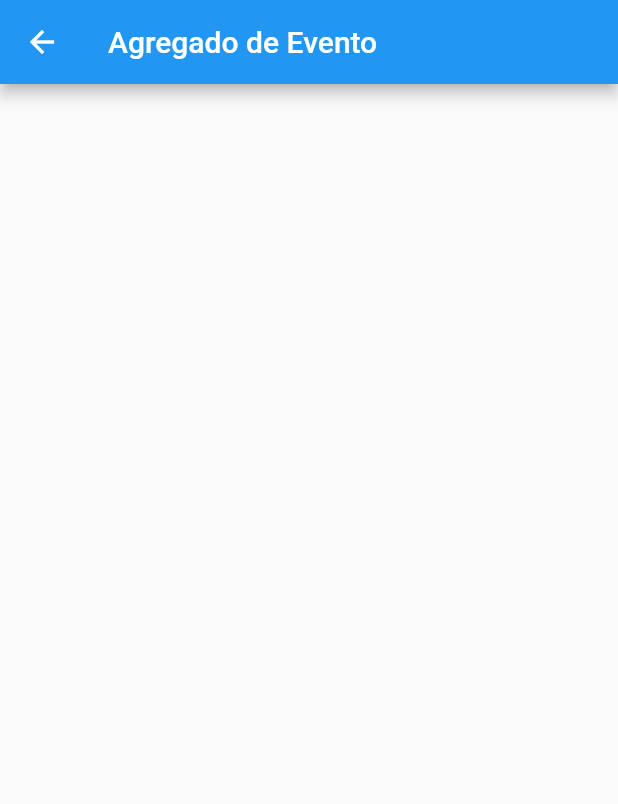
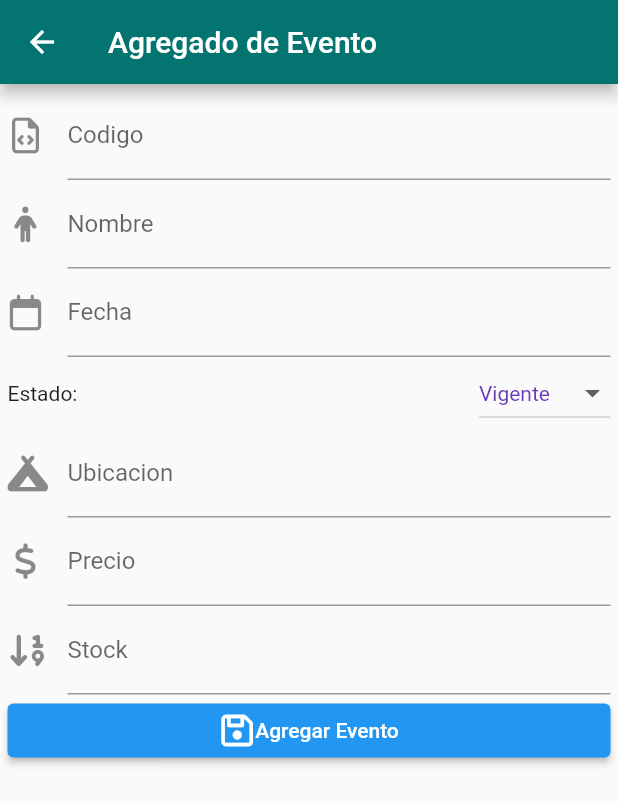
Before and after one commit to Bazokhala/c3_dam, a Flutter app: the AgregarEventosPage screen opened directly, on a phone screen of 412 x 824 dp. Shown: the top 804 px of the screen. Run offline on Flutter 3.47's test engine with Material 2 defaults, Android fonts, the phone set to English and light mode, and no system bars; our stand-ins replace cloud_firestore, firebase_auth, firebase_core, font_awesome_flutter, google_sign_in; missing offline and left inert: dart:ffi; accounts and stored records are empty; network calls fail.

Commit message:
Agregado de Eventos
ta cojo

```diff
--- a/cliente_eventos/lib/main.dart
+++ b/cliente_eventos/lib/main.dart
@@ -3,10 +3,12 @@ import 'package:cliente_eventos/pages/home_page.dart';
 import 'package:cliente_eventos/pages/login_page.dart';
 import 'package:firebase_core/firebase_core.dart';
 import 'package:flutter/material.dart';
+import 'package:intl/date_symbol_data_local.dart';
 
 void main() async {
   WidgetsFlutterBinding.ensureInitialized();
   await Firebase.initializeApp();
+  initializeDateFormatting('cl_CL', null);
   runApp(const MyApp());
 }
 
--- a/cliente_eventos/lib/pages/agregar_eventos_page.dart
+++ b/cliente_eventos/lib/pages/agregar_eventos_page.dart
@@ -1,15 +1,194 @@
+import 'package:cliente_eventos/providers/eventos_provider.dart';
 import 'package:flutter/material.dart';
 import 'package:flutter/src/widgets/container.dart';
 import 'package:flutter/src/widgets/framework.dart';
+import 'package:font_awesome_flutter/font_awesome_flutter.dart';
+import 'package:intl/intl.dart';
 
-class AgregarEventosPage extends StatelessWidget {
+List<String> estado = <String>['Vigente', 'Finalizado'];
+
+class AgregarEventosPage extends StatefulWidget {
   const AgregarEventosPage({super.key});
+
+  @override
+  State<AgregarEventosPage> createState() => _AgregarEventosPageState();
+}
+
+class _AgregarEventosPageState extends State<AgregarEventosPage> {
+  final formKey = GlobalKey<FormState>();
+
+  TextEditingController codigoCtrl = TextEditingController();
+  TextEditingController nombreCtrl = TextEditingController();
+  TextEditingController fechaCtrl = TextEditingController();
+  TextEditingController lugarCtrl = TextEditingController();
+  TextEditingController estadoCtrl = TextEditingController();
+  TextEditingController precioCtrl = TextEditingController();
+  TextEditingController stockCtrl = TextEditingController();
+
+  String dropdownValue = estado.first;
 
   @override
   Widget build(BuildContext context) {
     return Scaffold(
       appBar: AppBar(
         title: Text('Agregado de Evento'),
+        backgroundColor: Color(0xFF037470),
+      ),
+      body: Padding(
+        padding: EdgeInsets.all(5.0),
+        child: Form(
+          key: formKey,
+          child: Column(
+            children: [
+              campoCodigo(),
+              campoNombre(),
+              campoFecha(),
+              Row(
+                children: [
+                  Text('Estado:'),
+                  Spacer(),
+                  DropdownButton<String>(
+                    value: dropdownValue,
+                    style: TextStyle(color: Colors.deepPurple),
+                    items: estado.map<DropdownMenuItem<String>>(
+                      (String value) {
+                        return DropdownMenuItem<String>(
+                          value: value,
+                          child: Text(value),
+                        );
+                      },
+                    ).toList(),
+                    onChanged: ((String? value) {
+                      setState(() {
+                        dropdownValue = value!;
+                      });
+                      //estadoCtrl = value as TextEditingController;
+                    }),
+                  )
+                ],
+              ),
+              campoLugar(),
+              campoPrecio(),
+              campoStock(),
+              botonAgregar()
+            ],
+          ),
+        ),
+      ),
+    );
+  }
+
+  TextFormField campoCodigo() {
+    return TextFormField(
+      controller: codigoCtrl,
+      decoration: InputDecoration(
+        icon: Icon(FontAwesomeIcons.fileCode),
+        labelText: 'Codigo',
+        hintText: 'Ingrese Codigo',
+      ),
+    );
+  }
+
+  TextFormField campoNombre() {
+    return TextFormField(
+      controller: nombreCtrl,
+      decoration: InputDecoration(
+        icon: Icon(FontAwesomeIcons.person),
+        labelText: 'Nombre',
+        hintText: 'Ingrese Nombre',
+      ),
+    );
+  }
+
+  TextField campoFecha() {
+    return TextField(
+      controller: fechaCtrl,
+      decoration: InputDecoration(
+        icon: Icon(FontAwesomeIcons.calendar),
+        labelText: 'Fecha',
+        hintText: 'Ingrese la Fecha',
+      ),
+      readOnly: true,
+      keyboardType: TextInputType.number,
+      onTap: () async {
+        DateTime? pickedDate = await showDatePicker(
+          context: context,
+          initialDate: DateTime.now(),
+          firstDate: DateTime(2000),
+          lastDate: DateTime(2101),
+        );
+        if (pickedDate != null) {
+          setState(() {
+            String fechaFormateada =
+                DateFormat("dd-MM-yyyy").format(pickedDate);
+            fechaCtrl.text = fechaFormateada.toString();
+          });
+        } else {
+          print('Fecha no Seleccionada');
+        }
+      },
+    );
+  }
+
+  TextFormField campoLugar() {
+    return TextFormField(
+      controller: lugarCtrl,
+      decoration: InputDecoration(
+        icon: Icon(FontAwesomeIcons.campground),
+        labelText: 'Ubicacion',
+        hintText: 'Ubicacion del Evento',
+      ),
+    );
+  }
+
+  TextFormField campoPrecio() {
+    return TextFormField(
+      controller: precioCtrl,
+      decoration: InputDecoration(
+        icon: Icon(FontAwesomeIcons.dollarSign),
+        labelText: 'Precio',
+        hintText: 'Precio entrada',
+      ),
+      keyboardType: TextInputType.number,
+    );
+  }
+
+  TextFormField campoStock() {
+    return TextFormField(
+      controller: stockCtrl,
+      decoration: InputDecoration(
+        icon: Icon(FontAwesomeIcons.sortNumericAsc),
+        labelText: 'Stock',
+        hintText: 'Cantidad de entradas',
+      ),
+      keyboardType: TextInputType.number,
+    );
+  }
+
+  Container botonAgregar() {
+    return Container(
+      child: ElevatedButton(
+        child: Row(
+          mainAxisAlignment: MainAxisAlignment.center,
+          children: [
+            Icon(FontAwesomeIcons.save),
+            Text('Agregar Evento'),
+          ],
+        ),
+        onPressed: () async {
+          String cod_evento = codigoCtrl.text.trim();
+          String nombre = nombreCtrl.text.trim();
+          DateTime fecha = fechaCtrl as DateTime;
+          String estado = 'Vigente';
+          //String estado = estadoCtrl.text.trim();
+          String lugar = lugarCtrl.text.trim();
+          int precio = int.tryParse(precioCtrl.text.trim()) ?? 0;
+          int stock = int.tryParse(stockCtrl.text.trim()) ?? 0;
+
+          await EventosProvider()
+              .agregar(cod_evento, nombre, fecha, estado, lugar, precio, stock);
+          Navigator.pop(context);
+        },
       ),
     );
   }
--- a/cliente_eventos/pubspec.yaml
+++ b/cliente_eventos/pubspec.yaml
@@ -43,6 +43,7 @@ dependencies:
   # Use with the CupertinoIcons class for iOS style icons.
   cupertino_icons: ^1.0.2
   http: ^0.13.5
+  intl: ^0.17.0
 
 dev_dependencies:
   flutter_test:
```
Also changed, not shown: cliente_eventos/pubspec.lock.
